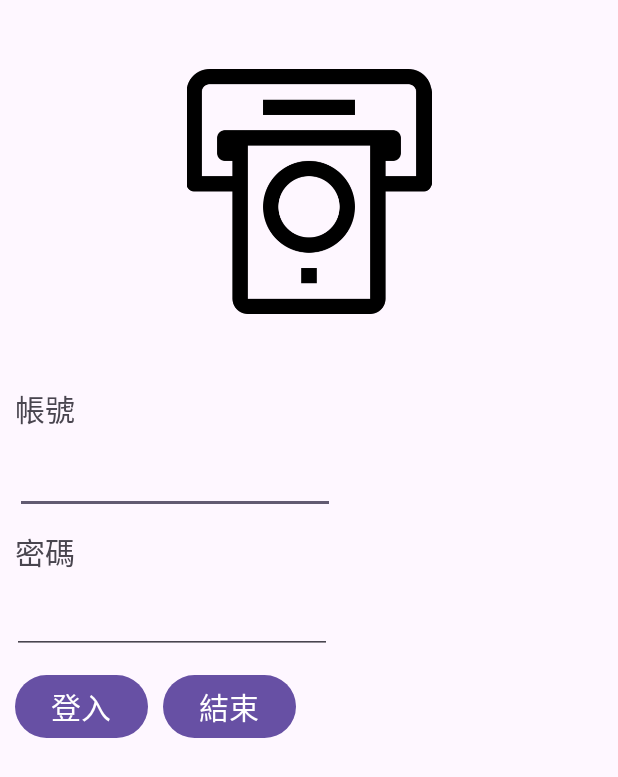
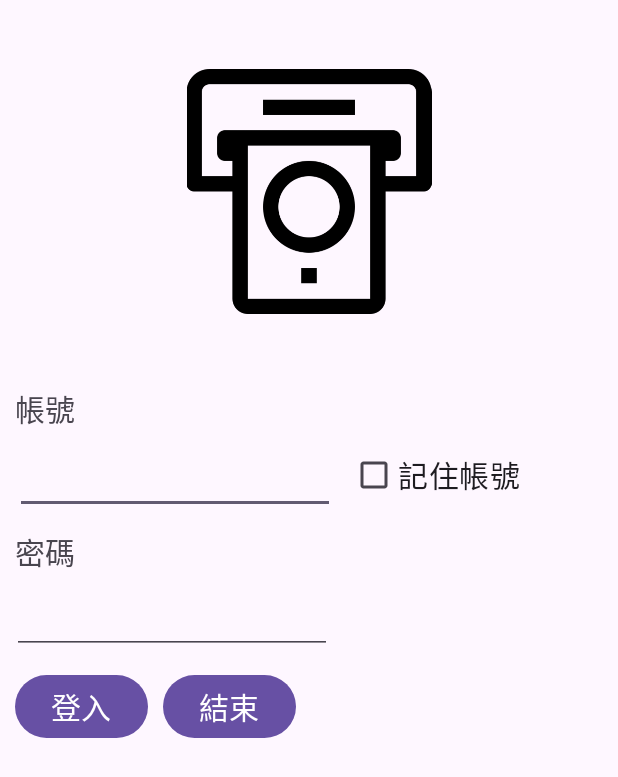
Before and after one commit to kentlee406/Atm6, an Android app: the screen it shows after launch (LoginActivity), on a phone screen of 412 x 824 dp. Shown: the top 777 px of the screen. Run offline under Robolectric (Android 15) with nearby library versions, the phone set to English and light mode, and no system bars; our stand-ins replace Firebase (no records; nobody signed in at launch, a user with empty details on screens opened directly), navigation-ui.

```diff
--- a/app/src/main/res/layout/activity_login.xml
+++ b/app/src/main/res/layout/activity_login.xml
@@ -94,4 +94,15 @@
         android:onClick="quit"
         app:layout_constraintStart_toEndOf="@+id/button"
         app:layout_constraintTop_toBottomOf="@+id/passwd" />
+
+    <CheckBox
+        android:id="@+id/cb_rem_userid"
+        android:layout_width="wrap_content"
+        android:layout_height="wrap_content"
+        android:layout_marginStart="10dp"
+        android:layout_marginTop="45dp"
+        android:text="記住帳號"
+        android:textSize="20dp"
+        app:layout_constraintStart_toEndOf="@+id/userid"
+        app:layout_constraintTop_toTopOf="@+id/guideline4" />
 </androidx.constraintlayout.widget.ConstraintLayout>
```
Also changed, not shown: app/src/main/java/com/home/atm6/LoginActivity.java (+28 -4 lines).
